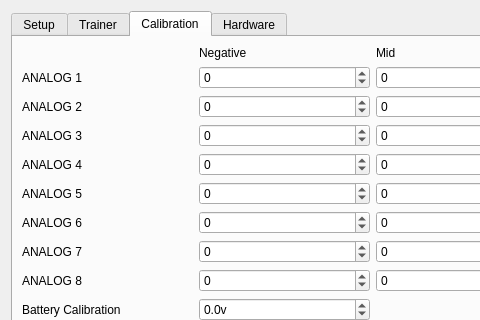
Before: the Qt Designer form eepe/eepskye/src/generaledit.ui in MikeBland/mbtx, drawn with Qt 5; both pictures show x 0 to 480 and y 0 to 320 of the 745 by 714 pixel window.
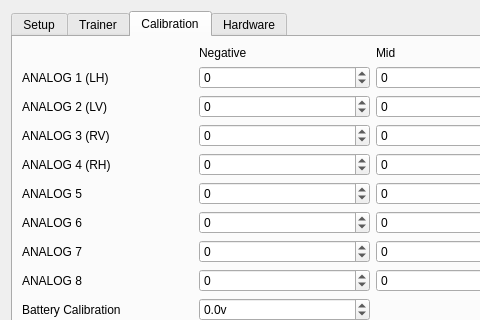
After: the same form once the commit is applied. The open tabs and pages were chosen to show the change. Icons and pictures are not drawn.

The edit to the form file:
```diff
--- a/eepe/eepskye/src/generaledit.ui
+++ b/eepe/eepskye/src/generaledit.ui
@@ -2546,7 +2546,7 @@
        <item row="1" column="0">
         <widget class="QLabel" name="label_15">
          <property name="text">
-          <string>ANALOG 1</string>
+          <string>ANALOG 1 (LH)</string>
          </property>
         </widget>
        </item>
@@ -2595,7 +2595,7 @@
        <item row="2" column="0">
         <widget class="QLabel" name="label_16">
          <property name="text">
-          <string>ANALOG 2</string>
+          <string>ANALOG 2 (LV)</string>
          </property>
         </widget>
        </item>
@@ -2641,7 +2641,7 @@
        <item row="3" column="0">
         <widget class="QLabel" name="label_17">
          <property name="text">
-          <string>ANALOG 3</string>
+          <string>ANALOG 3 (RV)</string>
          </property>
         </widget>
        </item>
@@ -2687,7 +2687,7 @@
        <item row="4" column="0">
         <widget class="QLabel" name="label_18">
          <property name="text">
-          <string>ANALOG 4</string>
+          <string>ANALOG 4 (RH)</string>
          </property>
         </widget>
        </item>
```
